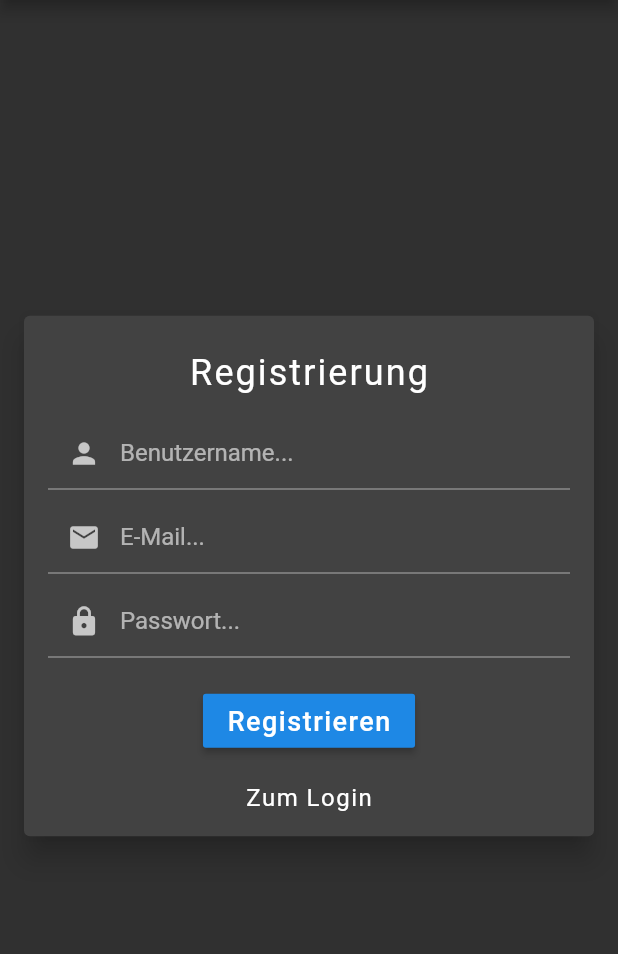
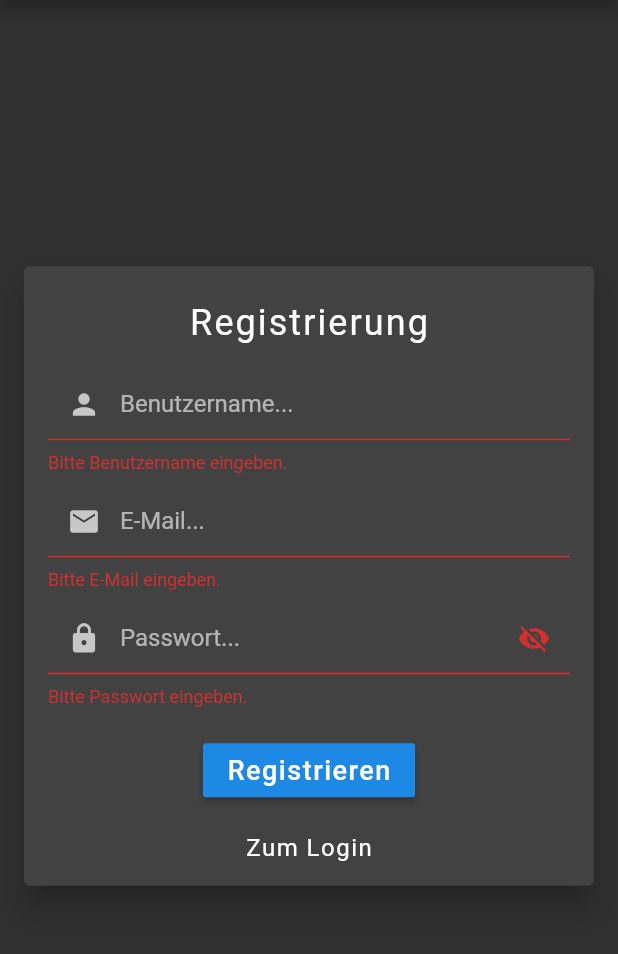
Before and after one commit to Marcel-Geirhos/quiz_match, a Flutter app: the screen it shows after launch, after a tap on "Registrieren", on a phone screen of 412 x 824 dp, the part 84-1038 px from its top. Run offline on Flutter 3.47's test engine with Material 2 defaults, Android fonts, the phone set to English and light mode, and no system bars; our stand-ins replace cloud_firestore, email_validator, firebase_auth, progress_dialog; accounts and stored records are empty.

Commit message:
Registrierung optimiert
- Die Registrierung von Benutzern wurde optimiert und alle möglichen Fehlerfälle wurden abgefangen.

```diff
--- a/lib/userInterface/registerPage.dart
+++ b/lib/userInterface/registerPage.dart
@@ -2,6 +2,7 @@ import 'package:flutter/material.dart';
 import 'package:firebase_auth/firebase_auth.dart';
 import 'package:cloud_firestore/cloud_firestore.dart';
 import 'package:progress_dialog/progress_dialog.dart';
+import 'package:email_validator/email_validator.dart';
 import 'package:quiz_match/userInterface/loginPage.dart';
 import 'package:quiz_match/userInterface/gameSelectionPage.dart';
 
@@ -17,10 +18,12 @@ class _RegisterPageState extends State<RegisterPage> {
   final TextEditingController _password = TextEditingController();
   final FirebaseAuth _auth = FirebaseAuth.instance;
   ProgressDialog _progressDialog;
+  bool _obscurePassword;
 
   @override
   void initState() {
     super.initState();
+    _obscurePassword = true;
     _progressDialog = ProgressDialog(context);
     _progressDialog.style(message: 'Registrierung...');
   }
@@ -85,6 +88,7 @@ class _RegisterPageState extends State<RegisterPage> {
       child: TextFormField(
         controller: _username,
         maxLength: 30,
+        validator: validateUsername,
         decoration: InputDecoration(
           labelText: 'Benutzername...',
           contentPadding: const EdgeInsets.all(0),
@@ -102,6 +106,8 @@ class _RegisterPageState extends State<RegisterPage> {
       child: TextFormField(
         controller: _email,
         maxLength: 40,
+        validator: validateEmail,
+        keyboardType: TextInputType.emailAddress,
         decoration: InputDecoration(
           labelText: 'E-Mail...',
           contentPadding: const EdgeInsets.all(0),
@@ -119,12 +125,19 @@ class _RegisterPageState extends State<RegisterPage> {
       child: TextFormField(
         controller: _password,
         maxLength: 30,
-        obscureText: true,
+        obscureText: _obscurePassword,
+        validator: validatePassword,
         decoration: InputDecoration(
           labelText: 'Passwort...',
           contentPadding: const EdgeInsets.all(0),
           isDense: true,
           prefixIcon: Icon(Icons.lock, size: 22.0),
+          suffixIcon: IconButton(
+            icon: Icon(!_obscurePassword ? Icons.visibility : Icons.visibility_off, size: 22.0),
+            onPressed: () => setState(() {
+              _obscurePassword = !_obscurePassword;
+            })
+          ),
           counterText: '',
         ),
       ),
@@ -134,12 +147,16 @@ class _RegisterPageState extends State<RegisterPage> {
   Widget registerButton() {
     return Padding(
       padding: const EdgeInsets.symmetric(vertical: 18.0),
-      child: RaisedButton(
-        onPressed: () => registerUser(context),
-        child: Text(
-          'Registrieren',
-          style: TextStyle(fontSize: 18.0, letterSpacing: 1.0),
-        ),
+      child: Builder(
+        builder: (BuildContext context) {
+          return RaisedButton(
+            onPressed: () => registerUser(context),
+            child: Text(
+              'Registrieren',
+              style: TextStyle(fontSize: 18.0, letterSpacing: 1.0),
+            ),
+          );
+        }
       ),
     );
   }
@@ -156,13 +173,45 @@ class _RegisterPageState extends State<RegisterPage> {
     );
   }
 
+  String validateUsername(String username) {
+    int minLength = 3;
+    if (username.isEmpty) {
+      return 'Bitte Benutzername eingeben.';
+    } else if (username.length < minLength) {
+      return 'Mindestens $minLength Zeichen benötigt.';
+    } else {
+      return null;
+    }
+  }
+
+  String validateEmail(String email) {
+    if (email.isEmpty) {
+      return 'Bitte E-Mail eingeben.';
+    } else if (EmailValidator.validate(email.trim()) == false) {
+      return 'E-Mail ist nicht richtig formatiert.';
+    } else {
+      return null;
+    }
+  }
+
+  String validatePassword(String password) {
+    int minLength = 6;
+    if (password.isEmpty) {
+      return 'Bitte Passwort eingeben.';
+    } else if (password.length < minLength) {
+      return 'Mindestens $minLength Zeichen benötigt.';
+    } else {
+      return null;
+    }
+  }
+
   registerUser(BuildContext context) async {
     String errorMessage;
     bool registerSuccessful = false;
     if (_registerFormKey.currentState.validate()) {
       _progressDialog.show();
       try {
-        final FirebaseUser user = (await _auth.createUserWithEmailAndPassword(email: _email.text.toString(), password: _password.text.toString())).user;
+        final FirebaseUser user = (await _auth.createUserWithEmailAndPassword(email: _email.text.toString().trim(), password: _password.text.toString().trim())).user;
         createUserInCloudFirestore(user);
         registerSuccessful = true;
       } catch (error) {
@@ -189,8 +238,8 @@ class _RegisterPageState extends State<RegisterPage> {
       final userData = await Firestore.instance.collection('users').document(user.uid).get();
       if (userData == null || !userData.exists) {
         Firestore.instance.collection('users').document(user.uid).setData({
-          'email': _email.text.toString(),
-          'username': _username.text.toString(),
+          'email': _email.text.toString().trim(),
+          'username': _username.text.toString().trim(),
           'coins': 0,
           'classicHighscoreSP': 0,
         });
--- a/pubspec.yaml
+++ b/pubspec.yaml
@@ -26,6 +26,7 @@ dependencies:
   firebase_auth: ^0.16.0
   progress_dialog: ^1.2.0
   cloud_firestore: ^0.13.5
+  email_validator: ^1.0.0
 
 dev_dependencies:
   flutter_test:
```
Also changed, not shown: pubspec.lock.
